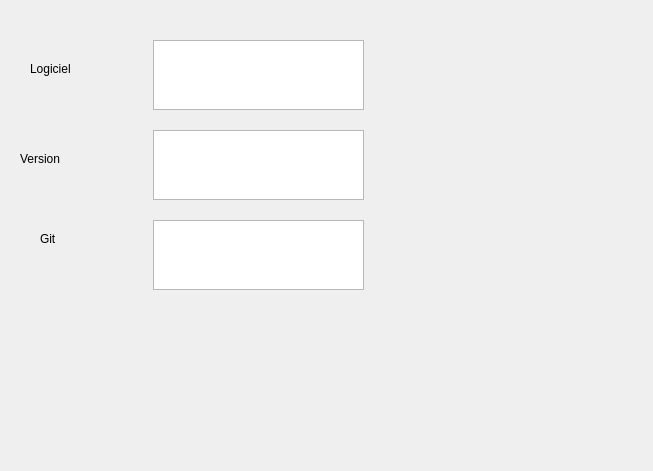
Old version of the form sources/dialog.ui in the repository jose94752/ClipEdit.
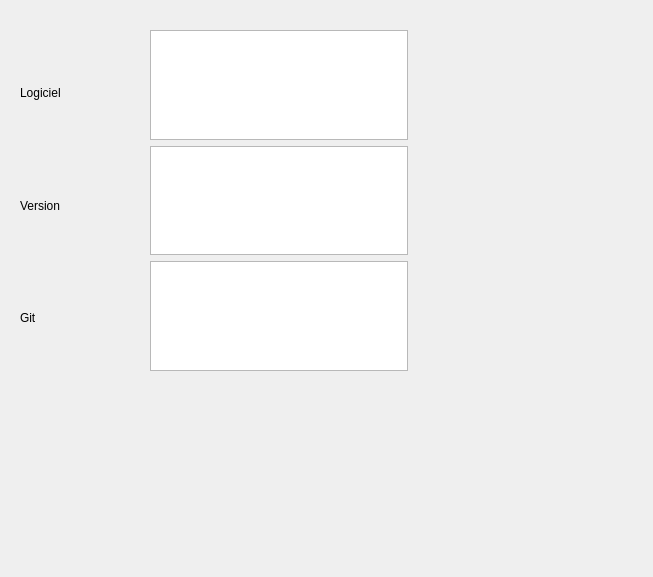
New version of the form.

Commit message: Add Layout to dialog class

```diff
--- a/sources/dialog.ui
+++ b/sources/dialog.ui
@@ -7,80 +7,65 @@
     <x>0</x>
     <y>0</y>
     <width>653</width>
-    <height>471</height>
+    <height>577</height>
    </rect>
   </property>
   <property name="windowTitle">
    <string>Dialog</string>
   </property>
-  <widget class="QLabel" name="label">
-   <property name="geometry">
-    <rect>
-     <x>30</x>
-     <y>60</y>
-     <width>67</width>
-     <height>17</height>
-    </rect>
-   </property>
-   <property name="text">
-    <string>Logiciel</string>
-   </property>
-  </widget>
-  <widget class="QLabel" name="label_2">
+  <widget class="QWidget" name="">
    <property name="geometry">
     <rect>
      <x>20</x>
-     <y>150</y>
-     <width>67</width>
-     <height>17</height>
-    </rect>
-   </property>
-   <property name="text">
-    <string>Version</string>
-   </property>
-  </widget>
-  <widget class="QLabel" name="label_3">
-   <property name="geometry">
-    <rect>
-     <x>40</x>
-     <y>230</y>
-     <width>67</width>
-     <height>17</height>
-    </rect>
-   </property>
-   <property name="text">
-    <string>Git</string>
-   </property>
-  </widget>
-  <widget class="QTextEdit" name="textEdit">
-   <property name="geometry">
-    <rect>
-     <x>153</x>
      <y>40</y>
-     <width>211</width>
-     <height>70</height>
+     <width>55</width>
+     <height>331</height>
     </rect>
    </property>
+   <layout class="QVBoxLayout" name="verticalLayout">
+    <item>
+     <widget class="QLabel" name="label">
+      <property name="text">
+       <string>Logiciel</string>
+      </property>
+     </widget>
+    </item>
+    <item>
+     <widget class="QLabel" name="label_2">
+      <property name="text">
+       <string>Version</string>
+      </property>
+     </widget>
+    </item>
+    <item>
+     <widget class="QLabel" name="label_3">
+      <property name="text">
+       <string>Git</string>
+      </property>
+     </widget>
+    </item>
+   </layout>
   </widget>
-  <widget class="QTextEdit" name="textEdit_2">
+  <widget class="QWidget" name="">
    <property name="geometry">
     <rect>
-     <x>153</x>
-     <y>130</y>
-     <width>211</width>
-     <height>70</height>
+     <x>150</x>
+     <y>30</y>
+     <width>258</width>
+     <height>341</height>
     </rect>
    </property>
-  </widget>
-  <widget class="QTextEdit" name="textEdit_3">
-   <property name="geometry">
-    <rect>
-     <x>153</x>
-     <y>220</y>
-     <width>211</width>
-     <height>70</height>
-    </rect>
-   </property>
+   <layout class="QVBoxLayout" name="verticalLayout_2">
+    <item>
+     <widget class="QTextEdit" name="textEdit"/>
+    </item>
+    <item>
+     <widget class="QTextEdit" name="textEdit_2"/>
+    </item>
+    <item>
+     <widget class="QTextEdit" name="textEdit_3"/>
+    </item>
+   </layout>
   </widget>
  </widget>
  <resources/>
```
The commit also changes 1 other file.
